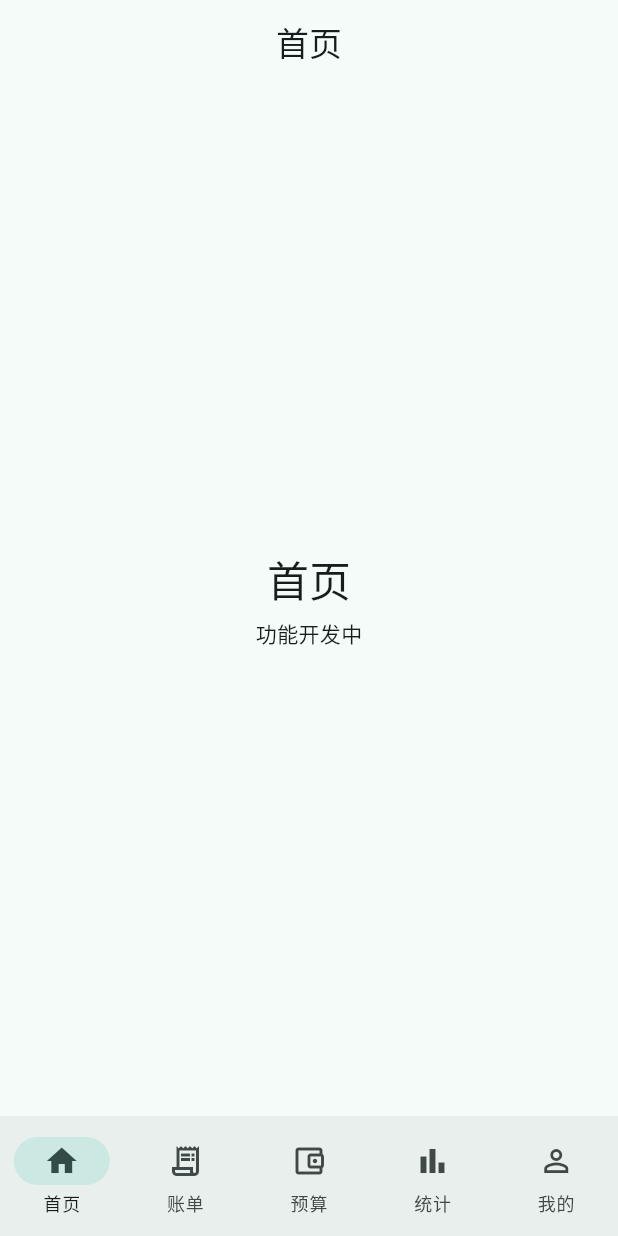
After one commit to xiaosong97/rebudget, a Flutter app: the screen it shows after launch, on a phone screen of 412 x 824 dp. The commit adds this screen. Run offline on Flutter 3.47's test engine with Material 3 defaults, Android fonts, the phone set to English and light mode, and no system bars.

Commit message:
Refactor project structure

```diff
--- /dev/null
+++ b/lib/core/theme/app_theme.dart
@@ -0,0 +1,12 @@
+import 'package:flutter/material.dart';
+
+class AppTheme {
+  const AppTheme._();
+
+  static ThemeData get lightTheme {
+    return ThemeData(
+      colorScheme: ColorScheme.fromSeed(seedColor: Colors.teal),
+      useMaterial3: true,
+    );
+  }
+}
--- /dev/null
+++ b/lib/features/home/home_page.dart
@@ -0,0 +1,20 @@
+import 'package:flutter/material.dart';
+
+class HomePage extends StatelessWidget {
+  const HomePage({super.key});
+
+  @override
+  Widget build(BuildContext context) {
+    final textTheme = Theme.of(context).textTheme;
+    return Center(
+      child: Column(
+        mainAxisSize: MainAxisSize.min,
+        children: [
+          Text('首页', style: textTheme.headlineMedium),
+          const SizedBox(height: 8),
+          Text('功能开发中', style: textTheme.bodyMedium),
+        ],
+      ),
+    );
+  }
+}
--- a/lib/main.dart
+++ b/lib/main.dart
@@ -1,4 +1,6 @@
 import 'package:flutter/material.dart';
+import 'package:rebudget/core/theme/app_theme.dart';
+import 'package:rebudget/features/home/home_page.dart';
 
 void main() {
   runApp(const RebudgetApp());
@@ -12,10 +14,7 @@ class RebudgetApp extends StatelessWidget {
     return MaterialApp(
       title: '复账',
       debugShowCheckedModeBanner: false,
-      theme: ThemeData(
-        colorScheme: ColorScheme.fromSeed(seedColor: Colors.teal),
-        useMaterial3: true,
-      ),
+      theme: AppTheme.lightTheme,
       home: const MainShellPage(),
     );
   }
@@ -36,7 +35,7 @@ class _MainShellPageState extends State<MainShellPage> {
       title: '首页',
       icon: Icons.home_outlined,
       selectedIcon: Icons.home,
-      page: PlaceholderPage(title: '首页'),
+      page: HomePage(),
     ),
     _NavigationItem(
       title: '账单',
```
